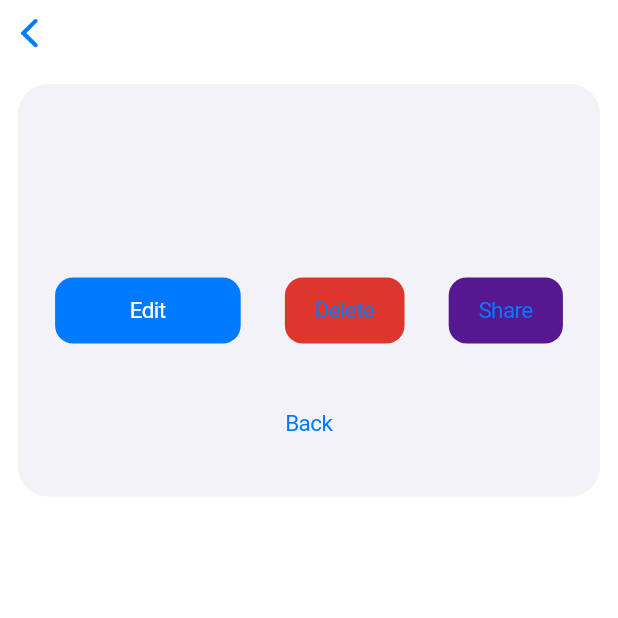
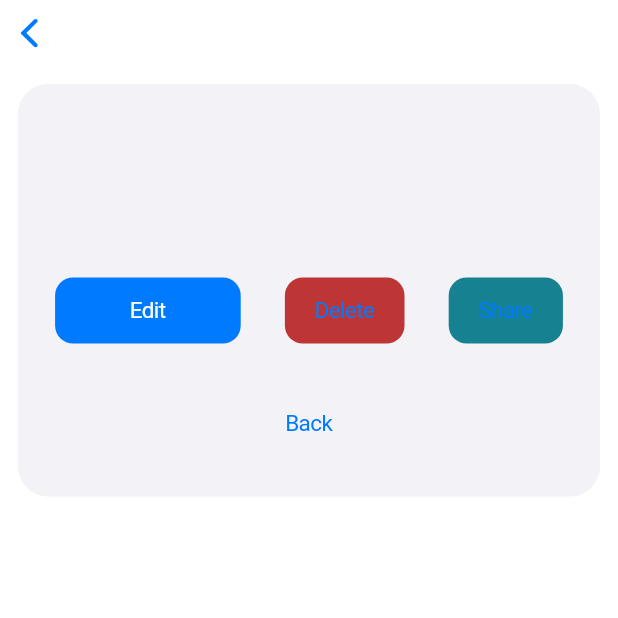
Before and after one commit to ilkeratik/bookie_fluttie, a Flutter app: the DetailView screen opened directly with empty values, on a phone screen of 412 x 824 dp, the top half of it. Run offline on Flutter 3.47's test engine with Material 3 defaults, Android fonts, the phone set to English and light mode, and no system bars; our stand-ins replace device_info, flutter_slidable, share_plus, shared_preferences; missing offline and left inert: zikzak_share_handler; accounts and stored records are empty.

Commit message:
making it ipad compatible, fix share error

```diff
--- a/lib/notepad.dart
+++ b/lib/notepad.dart
@@ -1,5 +1,4 @@
 import 'package:flutter/cupertino.dart';
-import 'package:share_plus/share_plus.dart';
 import 'package:uuid/uuid.dart';
 
 import 'functions.dart';
@@ -370,14 +369,14 @@ class _DetailViewState extends State<DetailView> {
                             },
                       child: Text(
                         editingEnabled ? 'Save' : 'Edit',
-                        style: TextStyle(fontSize: 15),
+                        style: const TextStyle(fontSize: 15),
                       ),
                     ),
                     const SizedBox(width: 12),
                     CupertinoButton(
-                      padding:
-                          EdgeInsets.symmetric(vertical: 10, horizontal: 20),
-                      color: const Color.fromARGB(255, 220, 54, 45),
+                      padding: const EdgeInsets.symmetric(
+                          vertical: 10, horizontal: 20),
+                      color: const Color.fromARGB(255, 190, 53, 53),
                       onPressed: () {
                         removeItem(item['id']);
                         Navigator.pop(context);
@@ -386,17 +385,19 @@ class _DetailViewState extends State<DetailView> {
                           const Text('Delete', style: TextStyle(fontSize: 15)),
                     ),
                     const SizedBox(width: 12),
-                    CupertinoButton(
-                      padding:
-                          EdgeInsets.symmetric(vertical: 10, horizontal: 20),
-                      color: const Color.fromARGB(255, 86, 24, 144),
-                      onPressed: () => {
-                        Share.share(
-                            'Subject: ${item['subject']}\nDetails:  ${item['details']}')
-                      },
-                      child:
-                          const Text('Share', style: TextStyle(fontSize: 15)),
-                    ),
+                    Builder(builder: (BuildContext context) {
+                      return CupertinoButton(
+                        padding: const EdgeInsets.symmetric(
+                            vertical: 10, horizontal: 20),
+                        color: const Color.fromARGB(255, 22, 130, 145),
+                        onPressed: () => {
+                          shareContent(context,
+                              'Subject: ${item['subject']}\nDetails:  ${item['details']}')
+                        },
+                        child:
+                            const Text('Share', style: TextStyle(fontSize: 15)),
+                      );
+                    }),
                   ],
                 ),
                 const SizedBox(height: 20),
--- a/lib/video_bookmarks.dart
+++ b/lib/video_bookmarks.dart
@@ -4,7 +4,6 @@ import 'dart:io';
 import 'package:flutter/cupertino.dart';
 import 'package:flutter/material.dart';
 import 'package:flutter_slidable/flutter_slidable.dart';
-import 'package:share_plus/share_plus.dart';
 import 'package:url_launcher/url_launcher.dart';
 import 'package:uuid/uuid.dart';
 import 'package:zikzak_share_handler/zikzak_share_handler.dart';
@@ -162,7 +161,7 @@ class VideoBookmarksState extends State<VideoBookmarks>
                         ),
                         SlidableAction(
                           onPressed: (context) =>
-                              {Share.share('${item['link']}')},
+                              {shareContent(context, '${item['link']}')},
                           backgroundColor:
                               const Color.fromARGB(255, 22, 130, 145),
                           foregroundColor: CupertinoColors.white,
--- a/pubspec.yaml
+++ b/pubspec.yaml
@@ -40,6 +40,7 @@ dependencies:
   http: ^1.2.2
   shared_preferences: ^2.3.2
   url_launcher: ^6.3.0
+  device_info: ^2.0.3
 
 dev_dependencies:
   flutter_test:
```
Also changed, not shown: lib/functions.dart (+19 -0 lines), pubspec.lock, 1 other file.
